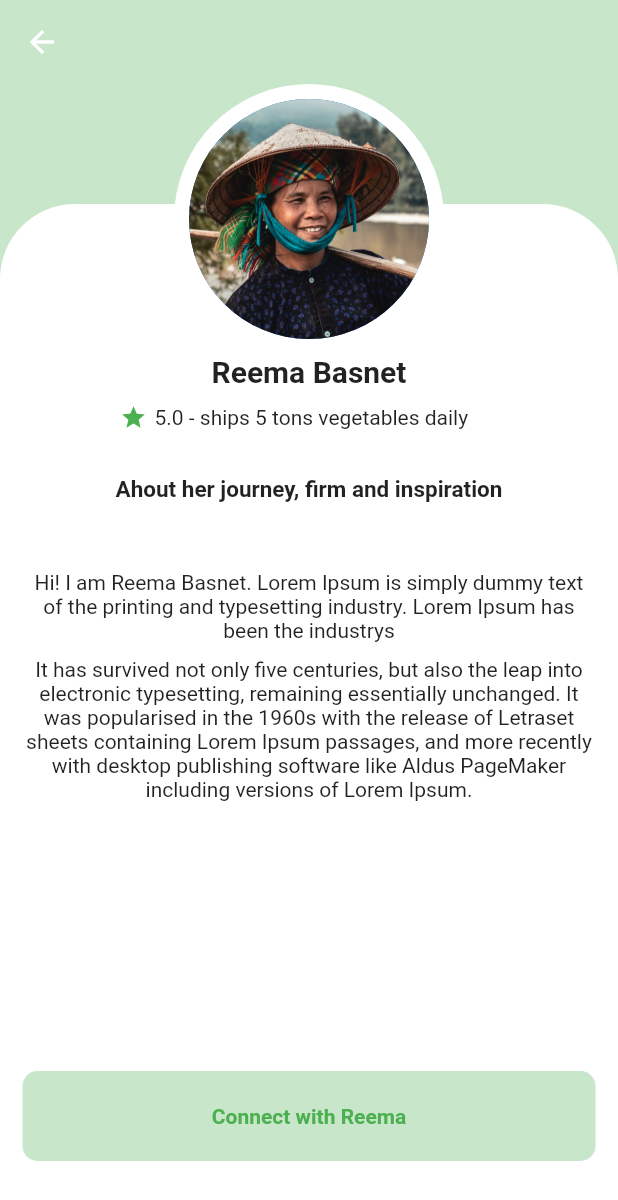
After one commit to khadkabindu/agroApp, a Flutter app: the screen it shows after launch, after a tap on "Reema Basnet", on a phone screen of 412 x 824 dp. The commit adds this screen. Shown: the top 1200 px of the screen. Run offline on Flutter 3.47's test engine with Material 2 defaults, Android fonts, the phone set to English and light mode, and no system bars; our stand-ins replace google_maps_flutter; missing offline and left inert: flappy_search_bar, google_maps_place_picker.

Commit message:
added sellers profile

```diff
--- a/lib/counter_design.dart
+++ b/lib/counter_design.dart
@@ -57,11 +57,11 @@ class _CounterDesign extends State<CounterDesign> {
           SizedBox(height: 20.0,),
           Container(
             child: Text(
-              ' Price Rs $_amt           ',
+              ' Price Rs $_amt                         ',
 
               style: TextStyle(
                 fontWeight: FontWeight.bold,
-                fontSize: 30.0,
+                fontSize: 20.0,
               ),
 
             ),
@@ -71,13 +71,23 @@ class _CounterDesign extends State<CounterDesign> {
             child: Row(
               children: <Widget>[
                 SizedBox(width: 70.0,),
-                Text('Cancel',style: TextStyle(color: Colors.green),),
+                GestureDetector(onTap: (){
+                  Navigator.pop(context);
+                },child: Text('Cancel',style: TextStyle(color: Colors.green),)),
                 SizedBox(width: 20.0,),
-                RaisedButton(
-
-                  onPressed: (){},
-                  child: Text('Purchase,',style: TextStyle(color: Colors.white),),
-                  color: Colors.green,
+                Builder(
+                  builder: (BuildContext context) =>
+                   RaisedButton(
+                    shape: RoundedRectangleBorder(borderRadius: BorderRadius.circular(20.0),),
+                    onPressed: () {
+                      Scaffold.of(context).showSnackBar(SnackBar(
+                        content: Text('Show Snackbar'),
+                        duration: Duration(seconds: 3),
+                      ));
+                    },
+                    child: Text('Purchase',style: TextStyle(color: Colors.white),),
+                    color: Colors.green,
+                  ),
                 ),
 
 
--- /dev/null
+++ b/lib/farmer_profile_view.dart
@@ -0,0 +1,116 @@
+import 'package:flutter/cupertino.dart';
+import 'package:flutter/material.dart';
+
+class FarmersView extends StatefulWidget {
+  @override
+  _FarmersView createState() => _FarmersView();
+}
+
+class _FarmersView extends State<FarmersView> {
+  @override
+  Widget build(BuildContext context) {
+    return MaterialApp(
+      home: Scaffold(
+        backgroundColor: Colors.green[100],
+        appBar: AppBar(
+          elevation: 0.0,
+          backgroundColor: Colors.green[100],
+          leading: IconButton(
+              icon: Icon(Icons.arrow_back),
+              onPressed: () {
+                Navigator.pop(context);
+              }),
+        ),
+        body: ListView(
+          children: <Widget>[
+            SizedBox(height: 80.0,),
+            Column(
+              children: <Widget>[
+                Container(
+
+                  decoration: BoxDecoration(
+                      color: Colors.white,
+                      borderRadius: new BorderRadius.only(
+                        topLeft: const Radius.circular(50.0),
+                        topRight: const Radius.circular(50.0),
+                      )),
+                  height: 800.0,
+                  width: 500.0,
+                  child: Column(
+                    children: <Widget>[
+                      Container(
+                        transform: Matrix4.translationValues(0.0, -80.0, 0.0),
+                        child: Column(
+                          children: <Widget>[
+                            CircleAvatar(
+                              radius: 90,
+                              backgroundColor: Color(0xFFFFFFFF),
+                              child: CircleAvatar(
+                                radius: 80,
+                                backgroundImage: AssetImage('images/woman farmer.jpg'),
+                              ),
+                            ),
+                            Text('Reema Basnet',style: TextStyle(fontWeight: FontWeight.bold,fontSize: 20.0),),
+                            SizedBox(height: 10.0,),
+                            Row(
+                              children: <Widget>[
+                                SizedBox(width: 80.0,),
+                                Icon(
+                                  Icons.star,
+                                  color: Colors.green,
+                                  size: 18,
+                                ),
+                                SizedBox(width: 5.0,),
+                                Text('5.0 - ships 5 tons vegetables daily'),
+
+                              ],
+
+                            ),
+                            SizedBox(height: 30.0,),
+                            Text('Ahout her journey, firm and inspiration',style: TextStyle(fontWeight: FontWeight.bold,fontSize: 15.0),),
+                            SizedBox(height: 30.0,),
+                            Padding(
+                              padding: EdgeInsets.all(15.0),
+                              child: Column(
+                                children: <Widget>[
+                                  Text('Hi! I am Reema Basnet. '
+
+                                      'Lorem Ipsum is simply dummy text of the printing and typesetting industry. Lorem Ipsum has been the industrys '
+                                        ,textAlign: TextAlign.center,),
+                                  SizedBox(height: 10.0,),
+                                  Text('It has survived not only '
+                                      'five centuries, but also the leap into electronic typesetting, remaining essentially unchanged.'
+                                      ' It was popularised in the 1960s with the release of Letraset sheets containing Lorem Ipsum passages, and more '
+                                      'recently with desktop publishing software like Aldus PageMaker including versions of Lorem Ipsum.',textAlign: TextAlign.center,),
+
+                                  SizedBox(height: 180.0,),
+                                  ButtonTheme(
+                                    minWidth: 500.0,
+                                    height: 60,
+                                    child: RaisedButton(
+
+                                      elevation: 0.0,
+                                      shape: RoundedRectangleBorder(borderRadius: BorderRadius.circular(10.0),),
+                                      onPressed: (){},
+                                      child: Text('Connect with Reema',style: TextStyle(color: Colors.green,fontWeight: FontWeight.bold,),),
+                                      color: Colors.green[100],
+                                    ),
+                                  ),
+                                ],
+                              ),
+
+                            ),
+                          ],
+                        ),
+                      ),
+                    ],
+                  ),
+                ),
+              ],
+            ),
+          ],
+        ),
+      ),
+    );
+  }
+}
--- a/lib/main.dart
+++ b/lib/main.dart
@@ -2,6 +2,7 @@ import 'package:flappy_search_bar/flappy_search_bar.dart';
 import 'package:flutter/material.dart';
 import 'package:google_maps_flutter/google_maps_flutter.dart';
 import 'package:google_maps_place_picker/google_maps_place_picker.dart';
+import 'package:localagriculture/farmer_profile_view.dart';
 import 'package:localagriculture/productView.dart';
 import 'package:localagriculture/searchBar.dart';
 import 'package:localagriculture/sellersList.dart';
@@ -13,6 +14,7 @@ void main() {
     routes: {
       '/': (context) => MyApp(),
       '/second': (context) => ProductView(),
+      '/third': (context) => FarmersView(),
     },
   ));
 }
@@ -50,7 +52,7 @@ class _MyAppState extends State<MyApp> {
                         child: Row(
                           children: <Widget>[
                             SizedBox(
-                              height: 100.0,
+                              height: 20.0,
                             ),
                             IconButton(
                               icon: Icon(
--- a/lib/productView.dart
+++ b/lib/productView.dart
@@ -143,10 +143,7 @@ class _ProductView extends State<ProductView> {
                                                     backgroundColor: Colors.white,
                                                     title: Text('Set the Quantity'),
                                                     content: CounterDesign(),
-
-
                                                   ),
-
                                                 );
                                               },
                                               child: Text(
--- a/lib/sellersList.dart
+++ b/lib/sellersList.dart
@@ -16,7 +16,11 @@ class _SellersList extends State<SellersList> {
         children: <Widget>[
           Row(
             children: <Widget>[
-              Container(
+              GestureDetector(
+                onTap: (){
+                  Navigator.pushNamed(context, '/third');
+                },
+                child: Container(
                   height: 270,
                   width: 200.0,
                   child: Stack(
@@ -30,7 +34,7 @@ class _SellersList extends State<SellersList> {
                         top: 220.0,
                         child: Column(children: <Widget>[
                           Text(
-                          'Reema Basnet',
+                            'Reema Basnet     ',
                             style: TextStyle(
                                 fontWeight: FontWeight.bold, color: Colors.white,fontSize: 20.0),
                           ),
@@ -47,6 +51,7 @@ class _SellersList extends State<SellersList> {
                     ],
                   ),
                 ),
+              ),
               Container(
                 height: 270,
                 width: 200.0,
@@ -61,7 +66,7 @@ class _SellersList extends State<SellersList> {
                       top: 220.0,
                       child: Column(children: <Widget>[
                         Text(
-                          'Anil Shrestha',
+                          'Anil Shrestha    ',
                           style: TextStyle(
                               fontWeight: FontWeight.bold, color: Colors.white,fontSize: 20.0),
                         ),
@@ -92,7 +97,7 @@ class _SellersList extends State<SellersList> {
                       top: 220.0,
                       child: Column(children: <Widget>[
                         Text(
-                          'Kopila Bhatta',
+                          'Kopila Bhatta    ',
                           style: TextStyle(
                               fontWeight: FontWeight.bold, color: Colors.white,fontSize: 20.0),
                         ),
@@ -124,7 +129,7 @@ class _SellersList extends State<SellersList> {
                       top: 220.0,
                       child: Column(children: <Widget>[
                         Text(
-                          'Hari Khadka',
+                          'Hari Khadka    ',
                           style: TextStyle(
                               fontWeight: FontWeight.bold, color: Colors.white,fontSize: 20.0),
                         ),
```
Lines whose indentation alone changed are shown as unchanged.
